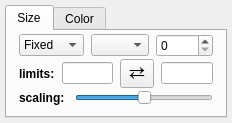
This is glue/viewers/scatter/qt/layer_style_editor_scatter.ui in glue-viz/glue as Qt 5 draws it before an edit. The edited form follows.
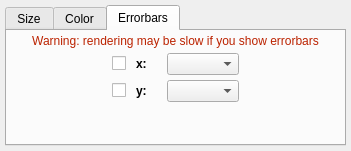
This is the edited form. The open tabs and pages were chosen to show the change. Custom widgets are drawn as their Qt base class.

Commit message: Added the ability to show errorbars

Diff of the .ui file:
```diff
--- a/glue/viewers/scatter/qt/layer_style_editor_scatter.ui
+++ b/glue/viewers/scatter/qt/layer_style_editor_scatter.ui
@@ -6,8 +6,8 @@
    <rect>
     <x>0</x>
     <y>0</y>
-    <width>232</width>
-    <height>121</height>
+    <width>351</width>
+    <height>151</height>
    </rect>
   </property>
   <property name="windowTitle">
@@ -28,7 +28,7 @@
       </attribute>
       <layout class="QVBoxLayout" name="verticalLayout">
        <property name="spacing">
-        <number>2</number>
+        <number>5</number>
        </property>
        <property name="leftMargin">
         <number>12</number>
@@ -363,6 +363,129 @@
        </item>
       </layout>
      </widget>
+     <widget class="QWidget" name="tab">
+      <attribute name="title">
+       <string>Errorbars</string>
+      </attribute>
+      <layout class="QGridLayout" name="gridLayout_2">
+       <property name="leftMargin">
+        <number>12</number>
+       </property>
+       <property name="topMargin">
+        <number>3</number>
+       </property>
+       <property name="rightMargin">
+        <number>12</number>
+       </property>
+       <property name="bottomMargin">
+        <number>3</number>
+       </property>
+       <property name="horizontalSpacing">
+        <number>10</number>
+       </property>
+       <property name="verticalSpacing">
+        <number>5</number>
+       </property>
+       <item row="1" column="5">
+        <spacer name="horizontalSpacer_2">
+         <property name="orientation">
+          <enum>Qt::Horizontal</enum>
+         </property>
+         <property name="sizeHint" stdset="0">
+          <size>
+           <width>40</width>
+           <height>20</height>
+          </size>
+         </property>
+        </spacer>
+       </item>
+       <item row="2" column="4">
+        <widget class="QComboBox" name="combosel_yerr_att"/>
+       </item>
+       <item row="1" column="4">
+        <widget class="QComboBox" name="combosel_xerr_att"/>
+       </item>
+       <item row="2" column="2">
+        <widget class="QLabel" name="label_6">
+         <property name="font">
+          <font>
+           <weight>75</weight>
+           <bold>true</bold>
+          </font>
+         </property>
+         <property name="text">
+          <string>y:</string>
+         </property>
+        </widget>
+       </item>
+       <item row="1" column="2">
+        <widget class="QLabel" name="label_5">
+         <property name="font">
+          <font>
+           <weight>75</weight>
+           <bold>true</bold>
+          </font>
+         </property>
+         <property name="text">
+          <string>x:</string>
+         </property>
+        </widget>
+       </item>
+       <item row="3" column="4">
+        <spacer name="verticalSpacer_3">
+         <property name="orientation">
+          <enum>Qt::Vertical</enum>
+         </property>
+         <property name="sizeHint" stdset="0">
+          <size>
+           <width>20</width>
+           <height>40</height>
+          </size>
+         </property>
+        </spacer>
+       </item>
+       <item row="2" column="1">
+        <widget class="QCheckBox" name="bool_yerr_visible">
+         <property name="text">
+          <string/>
+         </property>
+        </widget>
+       </item>
+       <item row="1" column="0">
+        <spacer name="horizontalSpacer">
+         <property name="orientation">
+          <enum>Qt::Horizontal</enum>
+         </property>
+         <property name="sizeHint" stdset="0">
+          <size>
+           <width>40</width>
+           <height>20</height>
+          </size>
+         </property>
+        </spacer>
+       </item>
+       <item row="1" column="1">
+        <widget class="QCheckBox" name="bool_xerr_visible">
+         <property name="text">
+          <string/>
+         </property>
+        </widget>
+       </item>
+       <item row="0" column="0" colspan="6">
+        <widget class="QLabel" name="label_warning_errorbar">
+         <property name="styleSheet">
+          <string notr="true">color: #BB2200</string>
+         </property>
+         <property name="text">
+          <string>Warning: rendering may be slow if you show errorbars</string>
+         </property>
+         <property name="alignment">
+          <set>Qt::AlignCenter</set>
+         </property>
+        </widget>
+       </item>
+      </layout>
+     </widget>
     </widget>
    </item>
   </layout>
```
Left out of the diff: 30 changed lines with no effect on the pictures. The commit also changes 5 other files.
